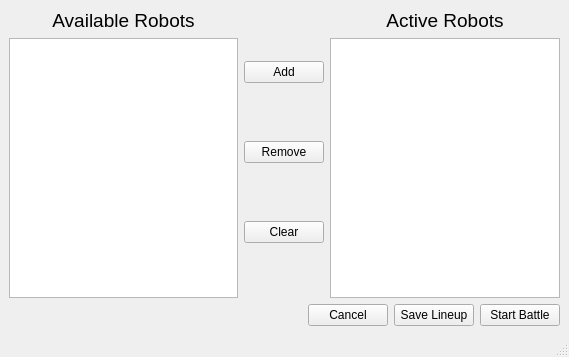
The window that data/ui/combatants.ui (tvoli/pybotwar) describes before a commit, drawn with Qt 5.
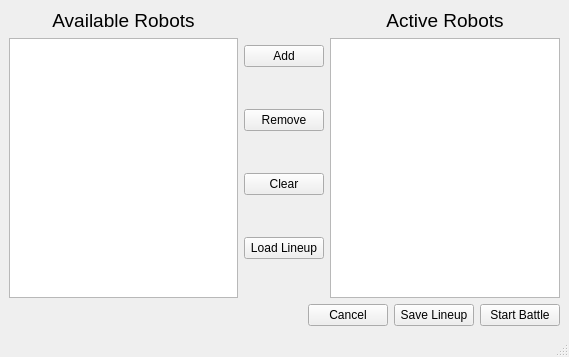
The same window after the commit.

Commit message: add load/save of battle lineups

Patch:
```diff
--- a/data/ui/combatants.ui
+++ b/data/ui/combatants.ui
@@ -66,6 +66,13 @@
           </property>
          </widget>
         </item>
+        <item>
+         <widget class="QPushButton" name="loadbutton">
+          <property name="text">
+           <string>Load Lineup</string>
+          </property>
+         </widget>
+        </item>
        </layout>
       </item>
       <item>
```
Left out of the diff: 17 changed lines with no effect on the pictures. The commit also changes 3 other files.
